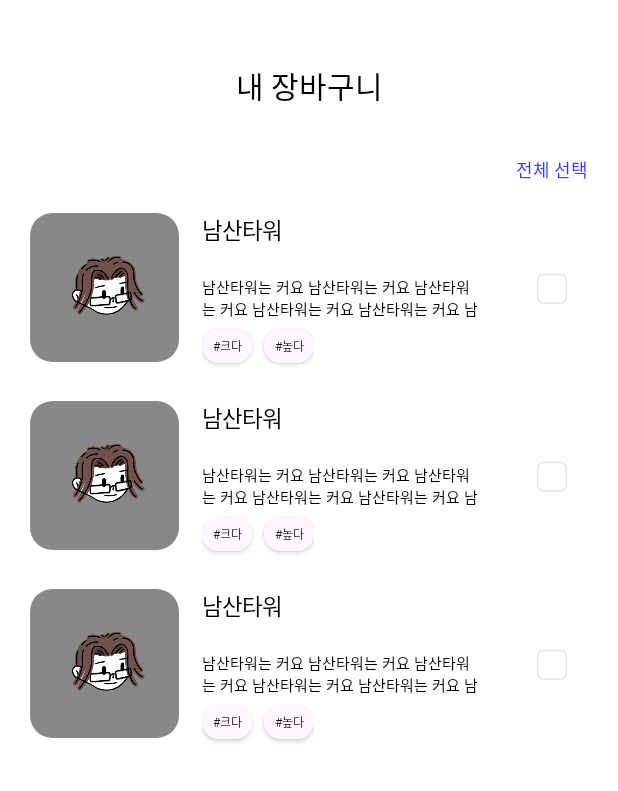
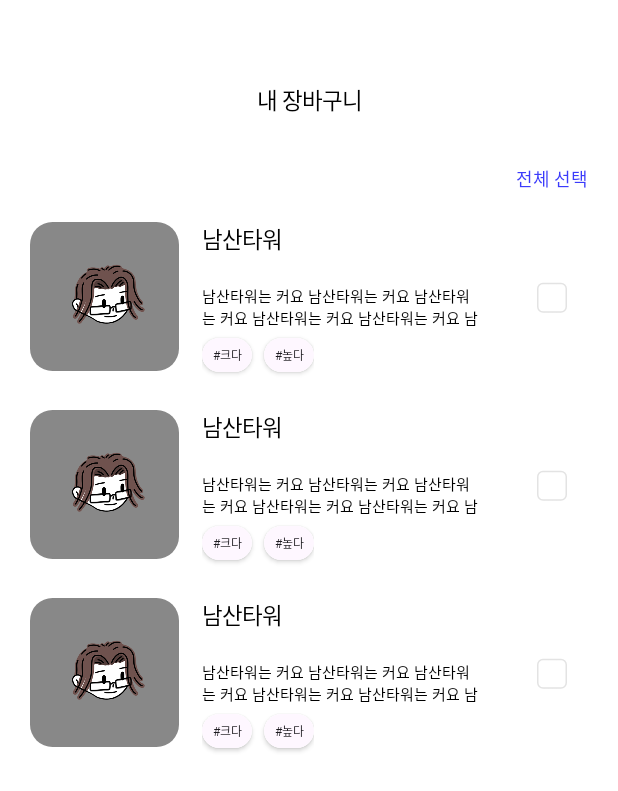
Before and after one commit to Team-Tlog/Tlog-app, an Android app built with Jetpack Compose: the screen it shows after launch (MainActivity), on a phone screen of 412 x 824 dp. Shown: the top 791 px of the screen. Run offline under Robolectric (Android 15) with nearby library versions, the phone set to English and light mode, and no system bars; Roboto replaces fonts that are not available here.

Commit message:
fix: TopBar 정렬 문제 해결

```diff
--- a/Tlog/app/src/main/java/com/tlog/ui/component/TopBar.kt
+++ b/Tlog/app/src/main/java/com/tlog/ui/component/TopBar.kt
@@ -3,6 +3,7 @@ package com.tlog.ui.component
 import androidx.compose.foundation.layout.Arrangement
 import androidx.compose.foundation.layout.Box
 import androidx.compose.foundation.layout.Row
+import androidx.compose.foundation.layout.Spacer
 import androidx.compose.foundation.layout.fillMaxWidth
 import androidx.compose.foundation.layout.height
 import androidx.compose.foundation.layout.padding
@@ -13,6 +14,8 @@ import androidx.compose.ui.Modifier
 import androidx.compose.ui.graphics.Color
 import androidx.compose.ui.text.font.FontWeight
 import androidx.compose.ui.text.style.TextAlign
+import androidx.compose.ui.unit.Dp
+import androidx.compose.ui.unit.TextUnit
 import androidx.compose.ui.unit.dp
 import androidx.compose.ui.unit.sp
 import com.tlog.ui.theme.MainFont
@@ -20,43 +23,28 @@ import com.tlog.ui.theme.MainFont
 
 @Composable
 fun TopBar(
-    text: String = "리뷰작성"
-    //, onBackClick: () -> Unit
+    text: String,
+    fontSize: TextUnit = 20.sp,
+    height: Dp = 42.dp
 ) {
+
+    Spacer(modifier = Modifier.height(42.dp))
+
     Box(
         Modifier
             .fillMaxWidth()
-            .height(84.dp)
-            .padding(top = 42.dp)
+            .height(height),
+        contentAlignment = Alignment.Center
     ) {
-        Row(
-            modifier = Modifier.fillMaxWidth(),
-            horizontalArrangement = Arrangement.Center, // 가로 방향 가운데 정렬
-            verticalAlignment = Alignment.CenterVertically // 세로 방향 가운데 정렬
-        ) {
-//            IconButton(
-//                onClick = onBackClick,
-//                modifier = Modifier
-//                    .size(42.dp)
-//                    .padding(10.dp)
-//            ) {
-//                Icon(                    /*추후 아이콘 생길 시 주석해제*/
-//                    painter = painterResource(id = R.drawable.ic_left_arrow),
-//                    contentDescription = "go_back",
-//                )
-//            }
-
             Text(
                 modifier = Modifier
-                    .fillMaxWidth()
-                    .height(42.dp),
+                    .fillMaxWidth(),
                 text = text,
-                fontSize = 20.sp,
+                fontSize = fontSize,
                 fontFamily = MainFont,
                 fontWeight = FontWeight.ExtraBold,
                 color = Color.Black,
-                textAlign = TextAlign.Center,
+                textAlign = TextAlign.Center
             )
-        }
     }
 }
--- a/Tlog/app/src/main/java/com/tlog/ui/screen/CartScreen.kt
+++ b/Tlog/app/src/main/java/com/tlog/ui/screen/CartScreen.kt
@@ -3,7 +3,9 @@ package com.tlog.ui.screen
 import android.util.Log
 import androidx.compose.foundation.background
 import androidx.compose.foundation.clickable
+import androidx.compose.foundation.layout.Arrangement
 import androidx.compose.foundation.layout.Column
+import androidx.compose.foundation.layout.Row
 import androidx.compose.foundation.layout.Spacer
 import androidx.compose.foundation.layout.fillMaxSize
 import androidx.compose.foundation.layout.fillMaxWidth
@@ -14,7 +16,6 @@ import androidx.compose.runtime.Composable
 import androidx.compose.ui.Modifier
 import androidx.compose.ui.graphics.Color
 import androidx.compose.ui.text.font.FontWeight
-import androidx.compose.ui.text.style.TextAlign
 import androidx.compose.ui.tooling.preview.Preview
 import androidx.compose.ui.unit.dp
 import androidx.compose.ui.unit.sp
@@ -35,26 +36,31 @@ fun CartScreen(viewModel: CartViewModel = viewModel()) {
             .background(Color.White)
     ) {
         TopBar(
-            text = "내 장바구니"
+            text = "내 장바구니",
+            fontSize = 15.sp,
+            height = 48.dp
         )
 
         Spacer(modifier = Modifier.height(20.dp))
 
-        Text(
-            text = "전체 선택",
+        Row(
             modifier = Modifier
                 .fillMaxWidth()
-                .padding(end = 20.dp)
-                .clickable {
+                .padding(end = 20.dp),
+            horizontalArrangement = Arrangement.End
+        ) {
+            Text(
+                text = "전체 선택",
+                modifier = Modifier.clickable {
                     viewModel.allChecked()
-                    Log.d("all select", "my click!!");
+                    Log.d("all select", "my click!!")
                 },
-            fontFamily = MainFont,
-            fontSize = 12.sp,
-            fontWeight = FontWeight.Light,
-            color = MainColor,
-            textAlign = TextAlign.Right,
-        )
+                fontFamily = MainFont,
+                fontSize = 12.sp,
+                fontWeight = FontWeight.Light,
+                color = MainColor
+            )
+        }
 
         Spacer(modifier = Modifier.height(20.dp))
 
```
